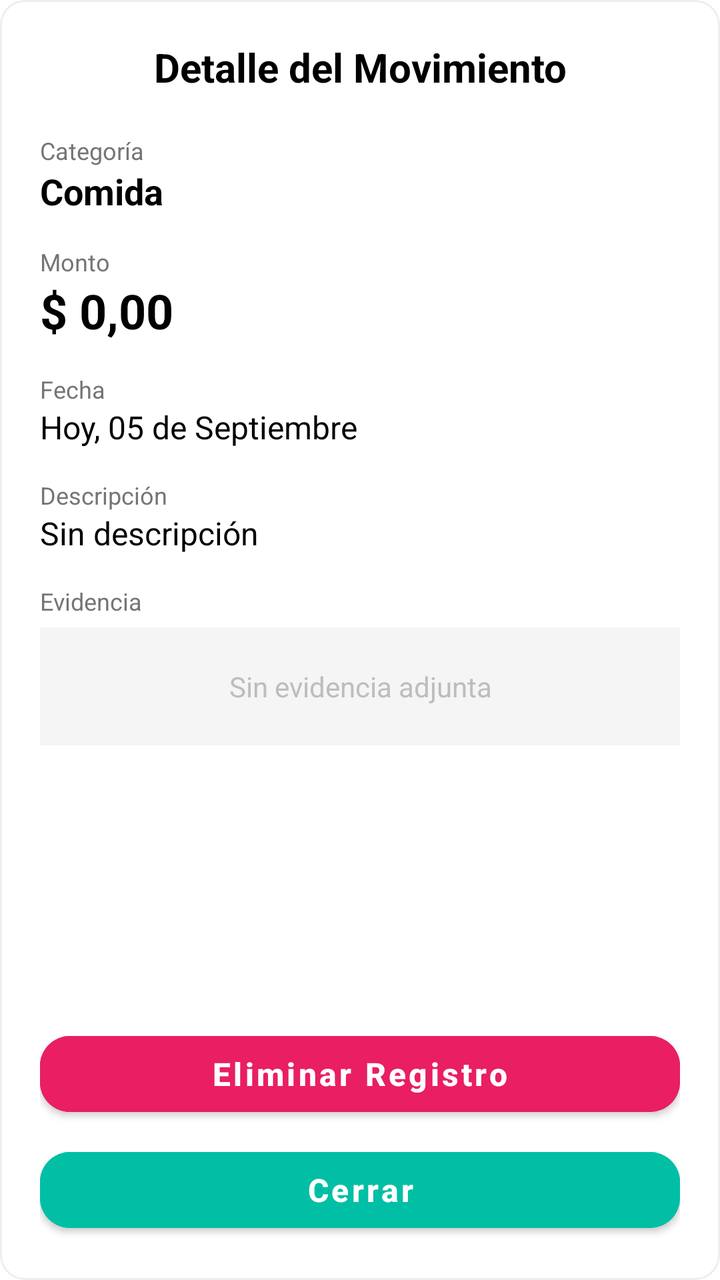
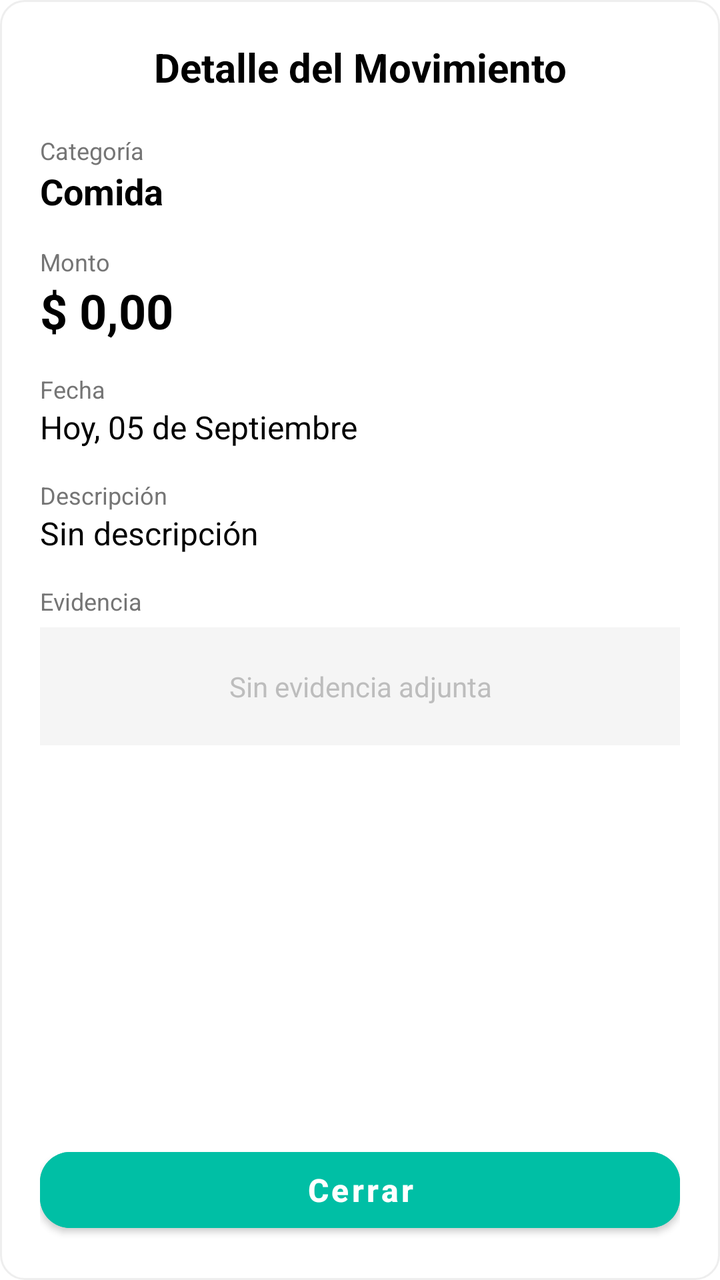

Two renders of the same Android screen: before a commit and after it. Below are the layout's source before the change and the commit's diff.
<!-- AndroidManifest.xml: application theme Theme.GastoFacil -->
<!-- res/layout/dialog_detalle_movimiento.xml -->
<?xml version="1.0" encoding="utf-8"?>
<LinearLayout xmlns:android="http://schemas.android.com/apk/res/android"
    xmlns:app="http://schemas.android.com/apk/res-auto"
    android:layout_width="match_parent"
    android:layout_height="match_parent"
    android:orientation="vertical"
    android:background="@drawable/rounded_input"
    android:padding="20dp">

    <TextView
        android:id="@+id/tvDetalleTitulo"
        android:layout_width="match_parent"
        android:layout_height="wrap_content"
        android:text="Detalle del Movimiento"
        android:textColor="@color/black"
        android:textSize="20sp"
        android:textStyle="bold"
        android:gravity="center"
        android:layout_marginBottom="20dp" />

    <ScrollView
        android:layout_width="match_parent"
        android:layout_height="0dp"
        android:layout_weight="1">

        <LinearLayout
            android:layout_width="match_parent"
            android:layout_height="wrap_content"
            android:orientation="vertical">

            <TextView
                android:layout_width="wrap_content"
                android:layout_height="wrap_content"
                android:text="Categoría"
                android:textColor="#757575"
                android:textSize="12sp" />
            <TextView
                android:id="@+id/tvDetalleCategoria"
                android:layout_width="wrap_content"
                android:layout_height="wrap_content"
                android:text="Comida"
                android:textColor="@color/black"
                android:textSize="18sp"
                android:textStyle="bold"
                android:layout_marginBottom="15dp" />

            <TextView
                android:layout_width="wrap_content"
                android:layout_height="wrap_content"
                android:text="Monto"
                android:textColor="#757575"
                android:textSize="12sp" />
            <TextView
                android:id="@+id/tvDetalleMonto"
                android:layout_width="wrap_content"
                android:layout_height="wrap_content"
                android:text="$ 0,00"
                android:textColor="@color/black"
                android:textSize="24sp"
                android:textStyle="bold"
                android:layout_marginBottom="15dp" />

            <TextView
                android:layout_width="wrap_content"
                android:layout_height="wrap_content"
                android:text="Fecha"
                android:textColor="#757575"
                android:textSize="12sp" />
            <TextView
                android:id="@+id/tvDetalleFecha"
                android:layout_width="wrap_content"
                android:layout_height="wrap_content"
                android:text="Hoy, 05 de Septiembre"
                android:textColor="@color/black"
                android:textSize="16sp"
                android:layout_marginBottom="15dp" />

            <TextView
                android:layout_width="wrap_content"
                android:layout_height="wrap_content"
                android:text="Descripción"
                android:textColor="#757575"
                android:textSize="12sp" />
            <TextView
                android:id="@+id/tvDetalleNota"
                android:layout_width="match_parent"
                android:layout_height="wrap_content"
                android:text="Sin descripción"
                android:textColor="@color/black"
                android:textSize="16sp"
                android:layout_marginBottom="15dp" />

            
            <LinearLayout
                android:id="@+id/llDetalleUbicacion"
                android:layout_width="match_parent"
                android:layout_height="wrap_content"
                android:orientation="vertical"
                android:visibility="gone"
                android:layout_marginBottom="15dp">

                <TextView
                    android:layout_width="wrap_content"
                    android:layout_height="wrap_content"
                    android:text="Ubicación (Lat, Long)"
                    android:textColor="#757575"
                    android:textSize="12sp" />

                <LinearLayout
                    android:layout_width="match_parent"
                    android:layout_height="wrap_content"
                    android:orientation="horizontal"
                    android:gravity="center_vertical">

                    <TextView
                        android:id="@+id/tvDetalleCoordenadas"
                        android:layout_width="0dp"
                        android:layout_height="wrap_content"
                        android:layout_weight="1"
                        android:text="0.0, 0.0"
                        android:textColor="@color/black"
                        android:textSize="14sp" />

                    <ImageButton
                        android:id="@+id/btnVerEnMapa"
                        android:layout_width="40dp"
                        android:layout_height="40dp"
                        android:background="?attr/selectableItemBackgroundBorderless"
                        android:src="@drawable/ic_map"
                        app:tint="@color/nav_active"
                        android:contentDescription="Ver en mapa" />
                </LinearLayout>
            </LinearLayout>

            <TextView
                android:layout_width="wrap_content"
                android:layout_height="wrap_content"
                android:text="Evidencia"
                android:textColor="#757575"
                android:textSize="12sp"
                android:layout_marginBottom="5dp" />

            <ImageView
                android:id="@+id/ivDetalleFoto"
                android:layout_width="match_parent"
                android:layout_height="200dp"
                android:scaleType="centerInside"
                android:visibility="gone"
                android:background="#F5F5F5" />

            <TextView
                android:id="@+id/tvSinEvidencia"
                android:layout_width="match_parent"
                android:layout_height="wrap_content"
                android:text="Sin evidencia adjunta"
                android:textColor="#BDBDBD"
                android:textSize="14sp"
                android:gravity="center"
                android:padding="20dp"
                android:background="#F5F5F5" />

        </LinearLayout>
    </ScrollView>

    <Button
        android:id="@+id/btnEliminarMovimiento"
        android:layout_width="match_parent"
        android:layout_height="50dp"
        android:layout_marginTop="12dp"
        android:backgroundTint="#E91E63"
        android:text="Eliminar Registro"
        android:textAllCaps="false"
        android:textColor="@color/white"
        android:textSize="16sp"
        android:textStyle="bold"
        app:cornerRadius="15dp" />

    <Button
        android:id="@+id/btnCerrarDetalle"
        android:layout_width="match_parent"
        android:layout_height="50dp"
        android:layout_marginTop="8dp"
        android:backgroundTint="@color/nav_active"
        android:text="Cerrar"
        android:textAllCaps="false"
        android:textColor="@color/white"
        android:textSize="16sp"
        android:textStyle="bold"
        app:cornerRadius="15dp" />

</LinearLayout>
<!-- resources referenced by this layout -->
<resources>
  <color name="black">#FF000000</color>
  <color name="nav_active">#00BFA5</color>
  <color name="white">#FFFFFFFF</color>
  <!-- drawable ic_map (drawable) -->
  <vector xmlns:android="http://schemas.android.com/apk/res/android"
      android:width="24dp"
      android:height="24dp"
      android:viewportWidth="24"
      android:viewportHeight="24">
    <path
        android:fillColor="#000000"
        android:pathData="L20.5,3l-0.16,0.03L15,5.1 9,3 3.36,4.9c-0.21,0.07 -0.36,0.25 -0.36,0.48L3,20.5c0,0.28 0.22,0.5 0.5,0.5l0.16,-0.03L9,18.9l6,2.1 5.64,-1.9c0.21,-0.07 0.36,-0.25 0.36,-0.48L21,3.5c0,-0.28 -0.22,-0.5 -0.5,-0.5zM15,19l-6,-2.11L9,5l6,2.11L15,19z"/>
  </vector>
  <!-- drawable rounded_input (drawable) -->
  <?xml version="1.0" encoding="utf-8"?>
  <shape xmlns:android="http://schemas.android.com/apk/res/android">
      <solid android:color="@color/white" />
      <corners android:radius="12dp" />
      <stroke android:width="1dp" android:color="#EEEEEE" />
      <padding android:left="16dp" android:right="16dp" android:top="12dp" android:bottom="12dp" />
  </shape>
  <style name="Theme.GastoFacil" parent="Theme.MaterialComponents.DayNight.NoActionBar">
          
          <item name="colorPrimary">@color/purple_500</item>
          <item name="colorPrimaryVariant">@color/purple_700</item>
          <item name="colorOnPrimary">@color/white</item>
          
          <item name="colorSecondary">@color/teal_200</item>
          <item name="colorSecondaryVariant">@color/teal_700</item>
          <item name="colorOnSecondary">@color/black</item>
          
          <item name="android:statusBarColor">?attr/colorPrimaryVariant</item>
          
      </style>
  <color name="purple_500">#203053</color>
  <color name="purple_700">#FF3700B3</color>
  <color name="teal_200">#FF03DAC5</color>
  <color name="teal_700">#FF018786</color>
</resources>

<!-- the commit's change to res/layout/dialog_detalle_movimiento.xml (unified diff, before → after) -->
@@ -162,18 +162,7 @@
         </LinearLayout>
     </ScrollView>
 
-    <Button
-        android:id="@+id/btnEliminarMovimiento"
-        android:layout_width="match_parent"
-        android:layout_height="50dp"
-        android:layout_marginTop="12dp"
-        android:backgroundTint="#E91E63"
-        android:text="Eliminar Registro"
-        android:textAllCaps="false"
-        android:textColor="@color/white"
-        android:textSize="16sp"
-        android:textStyle="bold"
-        app:cornerRadius="15dp" />
+
 
     <Button
         android:id="@+id/btnCerrarDetalle"
